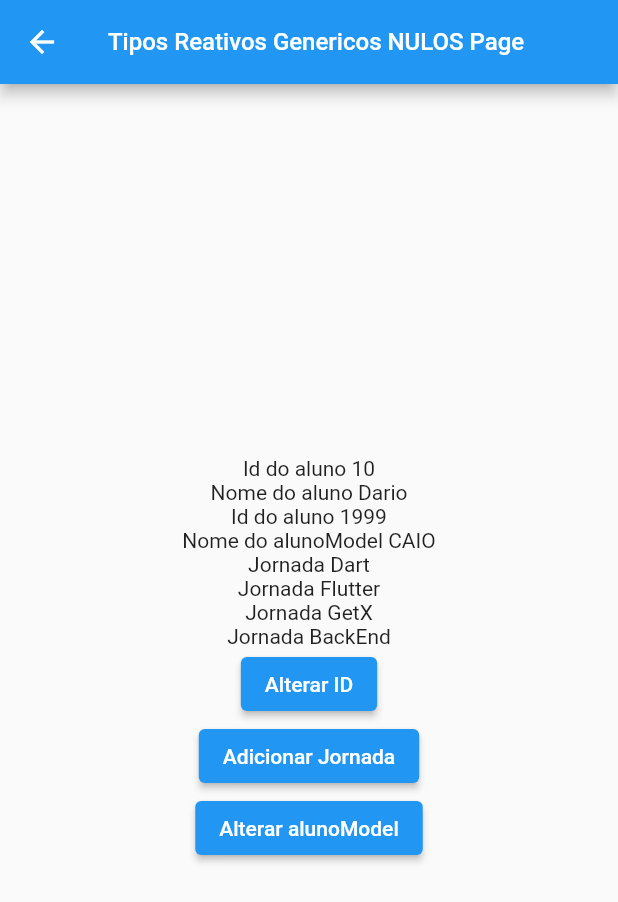
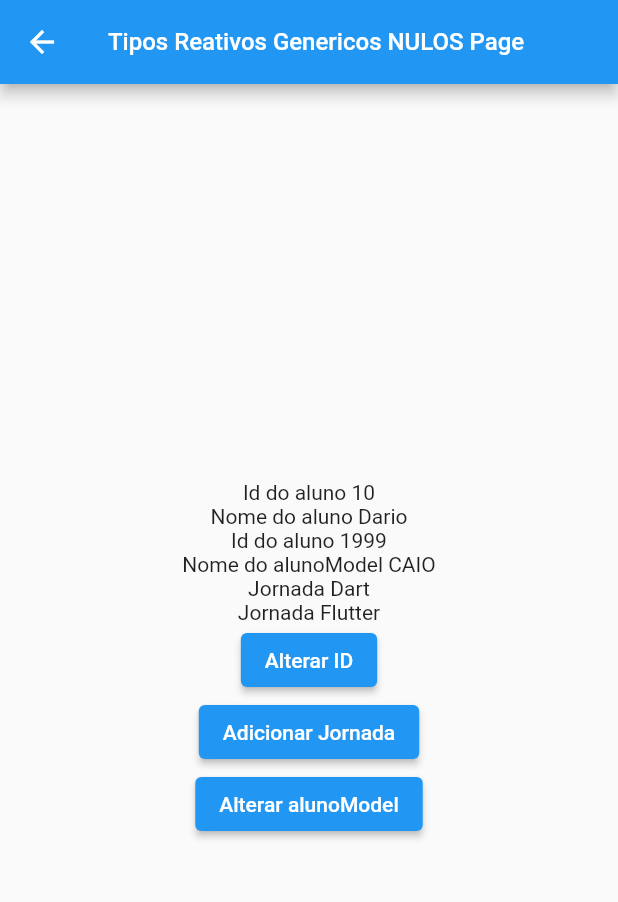
Before and after one commit to dariopmaciel/get_state_management, a Flutter app: the TiposReativosGenericosNuloPage screen opened by its route, after a tap on "Alterar ID", on a phone screen of 412 x 824 dp. Shown: the top 902 px of the screen. Run offline on Flutter 3.47's test engine with Material 3 defaults, Android fonts, the phone set to English and light mode, and no system bars; our stand-ins replace get.

Commit message:
tipo nulos Preferencialmente dever usar Rx'n'

```diff
--- a/lib/pages/tipos/tipos_reativos_genericos_nulos_page.dart
+++ b/lib/pages/tipos/tipos_reativos_genericos_nulos_page.dart
@@ -3,66 +3,18 @@ import 'package:get/get.dart';
 import 'package:get_state_management/pages/tipos/model/aluno.dart';
 
 class TiposReativosGenericosNuloPage extends StatelessWidget {
-  // IGUAL A // final nome = 'Dario'.obs;
-  // final nome = RxString('Dario');
-  //! >>>>>>>>>>>GENERICO<<<<<<<<<<<<<<<<<<<<<<<<<
-  final nome = Rx<String>('Dario');
-
-  // IGUAL A // final isAluno = true.obs;
-  // final isAluno = RxBool(true);
-  //! >>>>>>>>>>>GENERICO<<<<<<<<<<<<<<<<<<<<<<<<<
-  final isAluno = Rx<bool>(true);
-
-  // IGUAL A // final qtdCurso = 1.obs;
-  // final qtdCurso = RxInt(1);
-  //! >>>>>>>>>>>GENERICO<<<<<<<<<<<<<<<<<<<<<<<<<
-  final qtdCurso = Rx<int>(1);
-
-  // IGUAL A // final valorCurso = 1250.obs;
-  // final valorCurso = RxDouble(1250);
-  //! >>>>>>>>>>>GENERICO<<<<<<<<<<<<<<<<<<<<<<<<<
-  final valorCurso = Rx<double>(1250);
-
-  // IGUAL A // final jornadas = [
-  //   'Jornada Dart',
-  //   'Jornada Flutter',
-  //   'Jornada GetX',
-  //   'Jornada BackEnd',
-  // ].obs;
-  // final jornadas = RxList([
-  //   'Jornada Dart',
-  //   'Jornada Flutter',
-  //   'Jornada GetX',
-  //   'Jornada BackEnd',
-  // ]);
-  //! >>>>>>>>>>>GENERICO<<<<<<<<<<<<<<<<<<<<<<<<<
-  final jornadas = Rx<List<String>>([
-    'Jornada Dart',
-    'Jornada Flutter',
-    'Jornada GetX',
-    'Jornada BackEnd',
-  ]);
-
-  // IGUAL A //final aluno = {
-  //   'id': 0001,
-  //   'nasc': 1984,
-  //   'nome': 'Dario',
-  //   'sexo': 'MASC',
-  // }.obs;
-  // final aluno = RxMap({
-  //   'id': 0001,
-  //   'nome': 'Dario',
-  //   'nasc': 1984,
-  //   'sexo': 'MASC',
-  // });
-//! >>>>>>>>>>>GENERICO<<<<<<<<<<<<<<<<<<<<<<<<< ADD TIPO DE VARIAVEL DO MAPA
-  final aluno = Rx<Map<String, dynamic>>({
+  //! >>>>>>>>>>>GENERICO NULO<<<<<<<<<<<<<<<<<<<<<<<<< Rxn = R. X. Nulable
+  final nome = Rxn<String>('Dario');
+  final isAluno = Rxn<bool>(true);
+  final qtdCurso = Rxn<int>(1);
+  final valorCurso = Rxn<double>(1250);
+  final jornadas = Rxn<List<String>>(['Jornada Dart', 'Jornada Flutter']);
+  final aluno = Rxn<Map<String, dynamic>>({
     'id': 0001,
     'nome': 'Dario',
     'nasc': 1984,
     'sexo': 'MASC',
   });
-//! GERANDO MEU PROPRIO RX - alunoModel Observavel
   final alunoModel = Rx<Aluno>(
     Aluno(
       id: 1999,
@@ -78,7 +30,10 @@ class TiposReativosGenericosNuloPage extends StatelessWidget {
   Widget build(BuildContext context) {
     return Scaffold(
       appBar: AppBar(
-        title: const Text('Tipos Reativos Genericos NULOS Page', style: TextStyle(fontSize: 16),),
+        title: const Text(
+          'Tipos Reativos Genericos NULOS Page',
+          style: TextStyle(fontSize: 16),
+        ),
       ),
       body: Center(
         child: Column(
@@ -89,10 +44,10 @@ class TiposReativosGenericosNuloPage extends StatelessWidget {
             Obx(() {
               debugPrint('>>> Montando ID do aluno');
               //!>>>>>>>>>>>>>>> RECUPERAÇÃO DO GENERICO
-              return Text('Id do aluno ${aluno.value['id']}');
+              return Text('Id do aluno ${aluno.value?['id']}');
             }),
             //!>>>>>>>>>>>>>>> RECUPERAÇÃO DO GENERICO
-            Obx(() => Text('Nome do aluno ${aluno.value['nome']}')),
+            Obx(() => Text('Nome do aluno ${aluno.value?['nome']}')),
 
             Obx(() {
               debugPrint('>>> Montando ID do alunoModel');
@@ -106,12 +61,12 @@ class TiposReativosGenericosNuloPage extends StatelessWidget {
             //!>>>>>>>>>>>>>>> RECUPERAÇÃO DO GENERICO
             Obx(
               () => Column(
-                children: jornadas.value.map(Text.new).toList(),
+                children: jornadas.value?.map(Text.new).toList() ?? [],
               ),
             ),
             ElevatedButton(
               onPressed: () {
-                aluno.value['id'] = 10;
+                aluno.value?['id'] = 10;
                 //! NECESSÁRIO REFRESH PARA ATUALIZAR
                 aluno.refresh();
               },
@@ -121,7 +76,7 @@ class TiposReativosGenericosNuloPage extends StatelessWidget {
               onPressed: () {
                 // jornadas.add('Jornada Lógica');
                 //!ZERA a LISTA e add o ultomo item 'Jornada Lógica'
-                jornadas.value.assign('Jornada Lógica');
+                jornadas.value?.assign('Jornada Lógica');
                 //! NECESSÁRIO REFRESH PARA ATUALIZAR
                 jornadas.refresh();
               },
```
